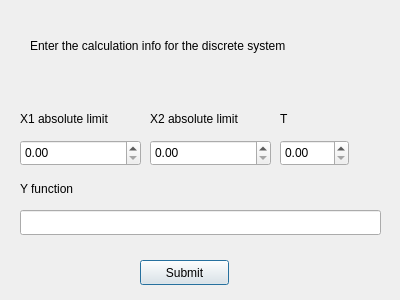
Qt form dialog.ui (Via-R/statistic_modeling) before a commit.
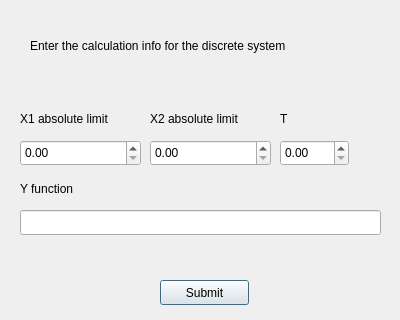
The same form after that commit.

```diff
--- a/dialog.ui
+++ b/dialog.ui
@@ -7,7 +7,7 @@
     <x>0</x>
     <y>0</y>
     <width>400</width>
-    <height>300</height>
+    <height>320</height>
    </rect>
   </property>
   <property name="windowTitle">
@@ -121,8 +121,8 @@
   <widget class="QPushButton" name="Submit">
    <property name="geometry">
     <rect>
-     <x>140</x>
-     <y>260</y>
+     <x>160</x>
+     <y>280</y>
      <width>89</width>
      <height>25</height>
     </rect>
@@ -131,6 +131,19 @@
     <string>Submit</string>
    </property>
   </widget>
+  <widget class="QLabel" name="Error">
+   <property name="geometry">
+    <rect>
+     <x>20</x>
+     <y>250</y>
+     <width>361</width>
+     <height>20</height>
+    </rect>
+   </property>
+   <property name="text">
+    <string/>
+   </property>
+  </widget>
  </widget>
  <resources/>
  <connections/>
```
Left out of the diff: 2 changed lines with no effect on the pictures.
